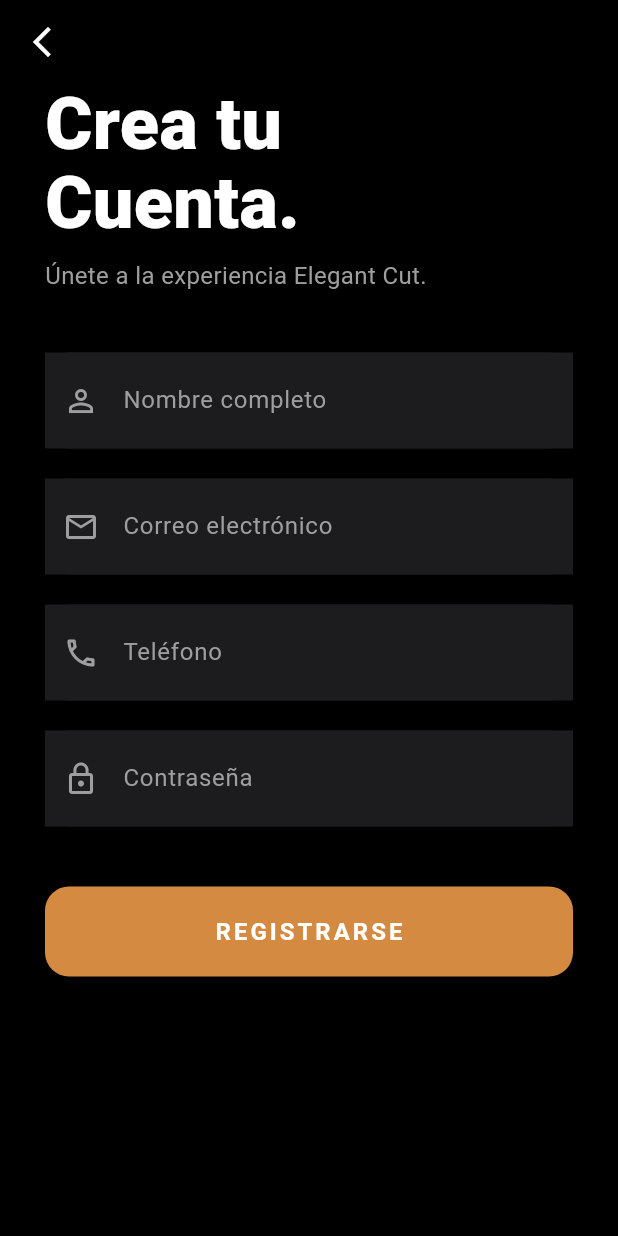
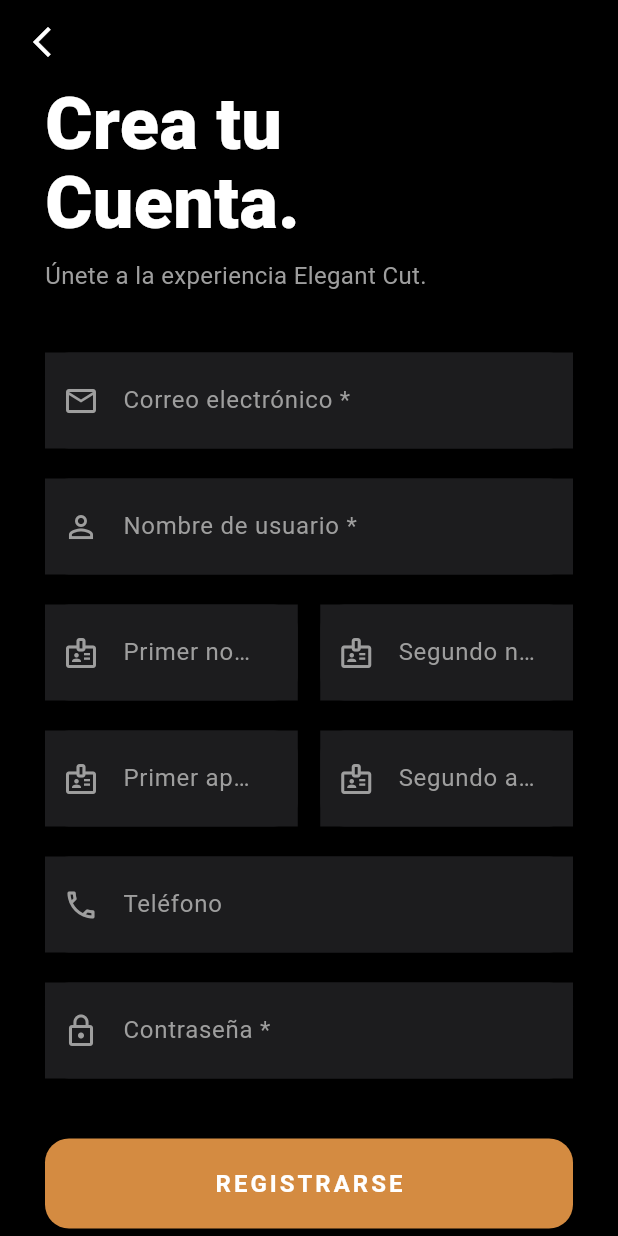
Before and after one commit to Nikkolaz/Elegant-Cut-movile, a Flutter app: the screen it shows after launch, after a tap on an icon or button, on a phone screen of 412 x 824 dp. Run offline on Flutter 3.47's test engine with Material 3 defaults, Android fonts, the phone set to English and light mode, and no system bars.

Commit message:
Termino de configurar conexion de api en login y registro

```diff
--- a/lib/src/pages/login_page.dart
+++ b/lib/src/pages/login_page.dart
@@ -1,5 +1,6 @@
 import 'package:flutter/material.dart';
 import 'package:elegant_cut_mobile/src/pages/register_page.dart';
+import '../api/auth_service.dart';
 
 class LoginPage extends StatefulWidget {
   const LoginPage({super.key});
@@ -11,6 +12,52 @@
 class _LoginPageState extends State<LoginPage> {
   // Nuestro interruptor
   bool _mostrarFormulario = false;
+  bool _isLoading = false;
+
+  final TextEditingController _usernameController = TextEditingController();
+  final TextEditingController _passwordController = TextEditingController();
+  final AuthService _authService = AuthService();
+
+  void _handleLogin() async {
+    final username = _usernameController.text.trim();
+    final password = _passwordController.text.trim();
+
+    if (username.isEmpty || password.isEmpty) {
+      ScaffoldMessenger.of(context).showSnackBar(
+        const SnackBar(
+          content: Text('Por favor completa todos los campos'),
+          backgroundColor: Colors.redAccent,
+        ),
+      );
+      return;
+    }
+
+    setState(() => _isLoading = true);
+
+    final result = await _authService.login(username, password);
+
+    setState(() => _isLoading = false);
+
+    if (result['success']) {
+      if (!mounted) return;
+      ScaffoldMessenger.of(context).showSnackBar(
+        SnackBar(
+          content: Text(result['message']),
+          backgroundColor: Colors.green,
+        ),
+      );
+      // Aquí podrías navegar a la pantalla principal
+      // Navigator.pushReplacement(...)
+    } else {
+      if (!mounted) return;
+      ScaffoldMessenger.of(context).showSnackBar(
+        SnackBar(
+          content: Text(result['message']),
+          backgroundColor: Colors.redAccent,
+        ),
+      );
+    }
+  }
 
   @override
   void initState() {
@@ -67,17 +114,18 @@
                     ),
                     const SizedBox(height: 50),
 
-                    // Input de Email Mágico!
+                    // Input de Usuario Mágico!
                     Container(
                       decoration: BoxDecoration(
                         color: const Color(0xFF1C1C1E),
                         borderRadius: BorderRadius.circular(16),
                       ),
-                      child: const TextField(
-                        style: TextStyle(color: Colors.white, fontSize: 18),
-                        keyboardType: TextInputType.emailAddress,
-                        decoration: InputDecoration(
-                          hintText: 'Correo electrónico',
+                      child: TextField(
+                        controller: _usernameController,
+                        style:
+                            const TextStyle(color: Colors.white, fontSize: 18),
+                        decoration: const InputDecoration(
+                          hintText: 'Nombre de usuario',
                           hintStyle: TextStyle(color: Colors.grey),
                           border: InputBorder.none,
                           contentPadding: EdgeInsets.all(22),
@@ -93,10 +141,12 @@
                         color: const Color(0xFF1C1C1E),
                         borderRadius: BorderRadius.circular(16),
                       ),
-                      child: const TextField(
+                      child: TextField(
+                        controller: _passwordController,
                         obscureText: true, // Oculta las letras
-                        style: TextStyle(color: Colors.white, fontSize: 18),
-                        decoration: InputDecoration(
+                        style:
+                            const TextStyle(color: Colors.white, fontSize: 18),
+                        decoration: const InputDecoration(
                           hintText: 'Contraseña',
                           hintStyle: TextStyle(color: Colors.grey),
                           border: InputBorder.none,
@@ -122,10 +172,17 @@
                           elevation:
                               0, // Las apps modernas de iOS no usan sombra aquí
                         ),
-                        onPressed: () {
-                          // Aquí mandaremos a llamar el servicio backend luego
-                        },
-                        child: const Text(
+                        onPressed: _isLoading ? null : _handleLogin,
+                        child: _isLoading
+                            ? const SizedBox(
+                                height: 20,
+                                width: 20,
+                                child: CircularProgressIndicator(
+                                  color: Colors.white,
+                                  strokeWidth: 2,
+                                ),
+                              )
+                            : const Text(
                                 'INICIAR SESIÓN',
                                 style: TextStyle(
                                   fontSize: 16,
--- a/lib/src/pages/register_page.dart
+++ b/lib/src/pages/register_page.dart
@@ -1,4 +1,5 @@
 import 'package:flutter/material.dart';
+import '../api/auth_service.dart';
 
 class RegisterPage extends StatefulWidget {
   const RegisterPage({super.key});
@@ -9,10 +10,78 @@
 
 class _RegisterPageState extends State<RegisterPage> {
   // 1. Controladores para capturar lo que el usuario escribe
-  final _nameController = TextEditingController();
   final _emailController = TextEditingController();
+  final _usernameController = TextEditingController();
+  final _firstNameController = TextEditingController();
+  final _secondNameController = TextEditingController();
+  final _lastName1Controller = TextEditingController();
+  final _lastName2Controller = TextEditingController();
   final _phoneController = TextEditingController();
   final _passwordController = TextEditingController();
+
+  final AuthService _authService = AuthService();
+  bool _isLoading = false;
+
+  void _handleRegister() async {
+    final email = _emailController.text.trim();
+    final username = _usernameController.text.trim();
+    final firstName = _firstNameController.text.trim();
+    final secondName = _secondNameController.text.trim();
+    final lastName1 = _lastName1Controller.text.trim();
+    final lastName2 = _lastName2Controller.text.trim();
+    final phone = _phoneController.text.trim();
+    final password = _passwordController.text.trim();
+
+    if (email.isEmpty ||
+        username.isEmpty ||
+        firstName.isEmpty ||
+        lastName1.isEmpty ||
+        password.isEmpty) {
+      ScaffoldMessenger.of(context).showSnackBar(
+        const SnackBar(
+          content: Text('Por favor completa los campos obligatorios (*)'),
+          backgroundColor: Colors.redAccent,
+        ),
+      );
+      return;
+    }
+
+    setState(() => _isLoading = true);
+
+    final result = await _authService.register(
+      username: username,
+      email: email,
+      firstName: firstName,
+      secondName: secondName,
+      lastName1: lastName1,
+      lastName2: lastName2,
+      phone: phone,
+      password: password,
+    );
+
+    setState(() => _isLoading = false);
+
+    if (result['success']) {
+      if (!mounted) return;
+      ScaffoldMessenger.of(context).showSnackBar(
+        const SnackBar(
+          content: Text('¡Cuenta creada con éxito!'),
+          backgroundColor: Colors.green,
+        ),
+      );
+      Future.delayed(const Duration(seconds: 2), () {
+        if (mounted) Navigator.pop(context);
+      });
+    } else {
+      if (!mounted) return;
+      ScaffoldMessenger.of(context).showSnackBar(
+        SnackBar(
+          content: Text(result['message']),
+          backgroundColor: Colors.redAccent,
+        ),
+      );
+    }
+  }
 
   @override
   Widget build(BuildContext context) {
@@ -49,24 +118,68 @@
               ),
               const SizedBox(height: 40),
 
-              // 2. Campo de Nombre
-              _buildCustomTextField(
-                controller: _nameController,
-                hintText: 'Nombre completo',
-                icon: Icons.person_outline,
-              ),
-              const SizedBox(height: 20),
-
-              // 3. Campo de Correo
+              // 2. Campo de Correo
               _buildCustomTextField(
                 controller: _emailController,
-                hintText: 'Correo electrónico',
+                hintText: 'Correo electrónico *',
                 icon: Icons.email_outlined,
                 keyboardType: TextInputType.emailAddress,
               ),
               const SizedBox(height: 20),
 
-              // 4. Campo de Teléfono
+              // 3. Campo de Usuario
+              _buildCustomTextField(
+                controller: _usernameController,
+                hintText: 'Nombre de usuario *',
+                icon: Icons.person_outline,
+              ),
+              const SizedBox(height: 20),
+
+              // 4. Nombres
+              Row(
+                children: [
+                  Expanded(
+                    child: _buildCustomTextField(
+                      controller: _firstNameController,
+                      hintText: 'Primer nombre *',
+                      icon: Icons.badge_outlined,
+                    ),
+                  ),
+                  const SizedBox(width: 15),
+                  Expanded(
+                    child: _buildCustomTextField(
+                      controller: _secondNameController,
+                      hintText: 'Segundo nombre',
+                      icon: Icons.badge_outlined,
+                    ),
+                  ),
+                ],
+              ),
+              const SizedBox(height: 20),
+
+              // 5. Apellidos
+              Row(
+                children: [
+                  Expanded(
+                    child: _buildCustomTextField(
+                      controller: _lastName1Controller,
+                      hintText: 'Primer apellido *',
+                      icon: Icons.badge_outlined,
+                    ),
+                  ),
+                  const SizedBox(width: 15),
+                  Expanded(
+                    child: _buildCustomTextField(
+                      controller: _lastName2Controller,
+                      hintText: 'Segundo apellido',
+                      icon: Icons.badge_outlined,
+                    ),
+                  ),
+                ],
+              ),
+              const SizedBox(height: 20),
+
+              // 6. Campo de Teléfono
               _buildCustomTextField(
                 controller: _phoneController,
                 hintText: 'Teléfono',
@@ -75,10 +188,10 @@
               ),
               const SizedBox(height: 20),
 
-              // 5. Campo de Contraseña
+              // 7. Campo de Contraseña
               _buildCustomTextField(
                 controller: _passwordController,
-                hintText: 'Contraseña',
+                hintText: 'Contraseña *',
                 icon: Icons.lock_outline,
                 obscureText: true,
               ),
@@ -97,11 +210,17 @@
                       borderRadius: BorderRadius.circular(16),
                     ),
                   ),
-                  onPressed: () {
-                    // Aquí procesaremos los datos
-                    print('Registrando a: ${_nameController.text}');
-                  },
-                  child: const Text(
+                  onPressed: _isLoading ? null : _handleRegister,
+                  child: _isLoading
+                      ? const SizedBox(
+                          height: 20,
+                          width: 20,
+                          child: CircularProgressIndicator(
+                            color: Colors.white,
+                            strokeWidth: 2,
+                          ),
+                        )
+                      : const Text(
                           'REGISTRARSE',
                           style: TextStyle(
                             color: Colors.white,
--- a/lib/src/utils/constants.dart
+++ b/lib/src/utils/constants.dart
@@ -1,7 +1,6 @@
 class ApiConstants {
-  // En emulador Android, 10.0.2.2 apunta al localhost de tu PC
-  // En dispositivo físico, usa tu IP local (ej: 192.168.1.50)
-  static const String baseUrl = 'http://10.0.2.2:3001/api';
+  // Para Web/Windows usa localhost. Para Emulador Android usa 10.0.2.2
+  static const String baseUrl = 'http://172.20.10.14:3001/api';
   // Endpoints
   static const String login = '/auth/login';
   static const String register = '/auth/register';
```
Also changed, not shown: lib/src/api/auth_service.dart (+57 -3 lines), 1 other file. Lines whose indentation alone changed are shown as unchanged.
